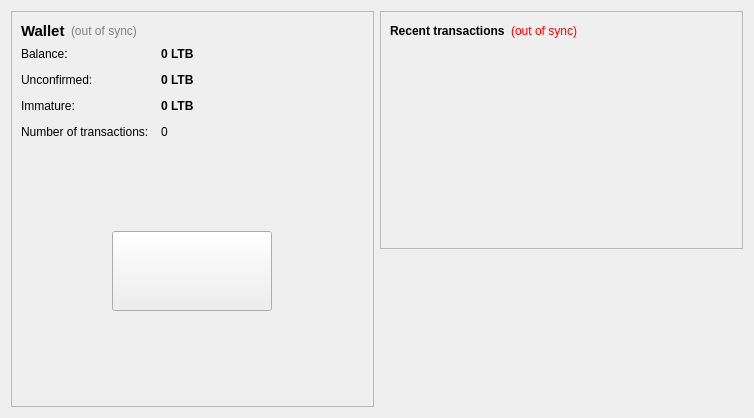
Qt form src/qt/forms/overviewpage.ui (Crypto-Currency/litebar) before a commit.
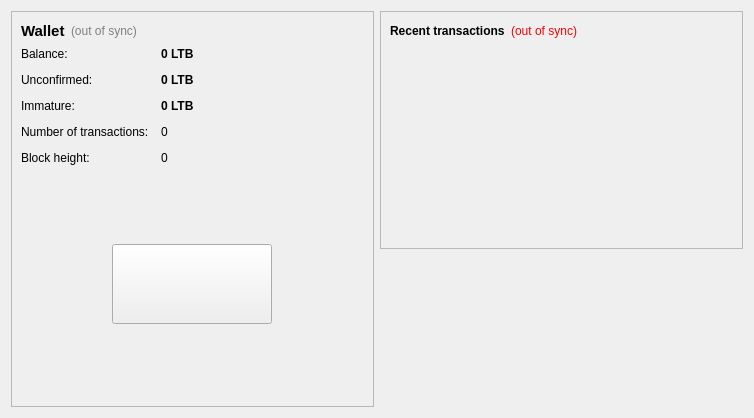
The same form after that commit. Icons and pictures are not drawn.

Patch:
```diff
--- a/src/qt/forms/overviewpage.ui
+++ b/src/qt/forms/overviewpage.ui
@@ -163,6 +163,23 @@
             </property>
            </widget>
           </item>
+          <item row="5" column="0">
+           <widget class="QLabel" name="label_height">
+            <property name="text">
+             <string>Block height:</string>
+            </property>
+           </widget>
+          </item>
+          <item row="5" column="1">
+           <widget class="QLabel" name="blockHeight">
+            <property name="toolTip">
+             <string>current block height in sync</string>
+            </property>
+            <property name="text">
+             <string notr="true">0</string>
+            </property>
+           </widget>
+          </item>
           <item row="2" column="0">
            <widget class="QLabel" name="labelImmatureText">
             <property name="text">
```
